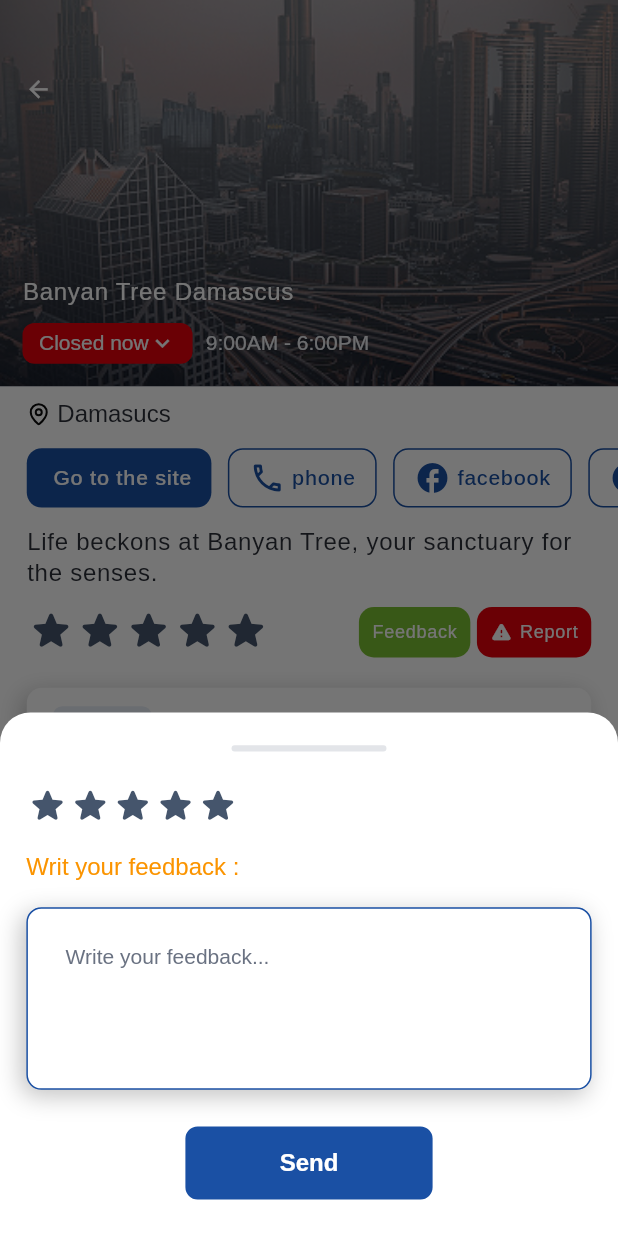
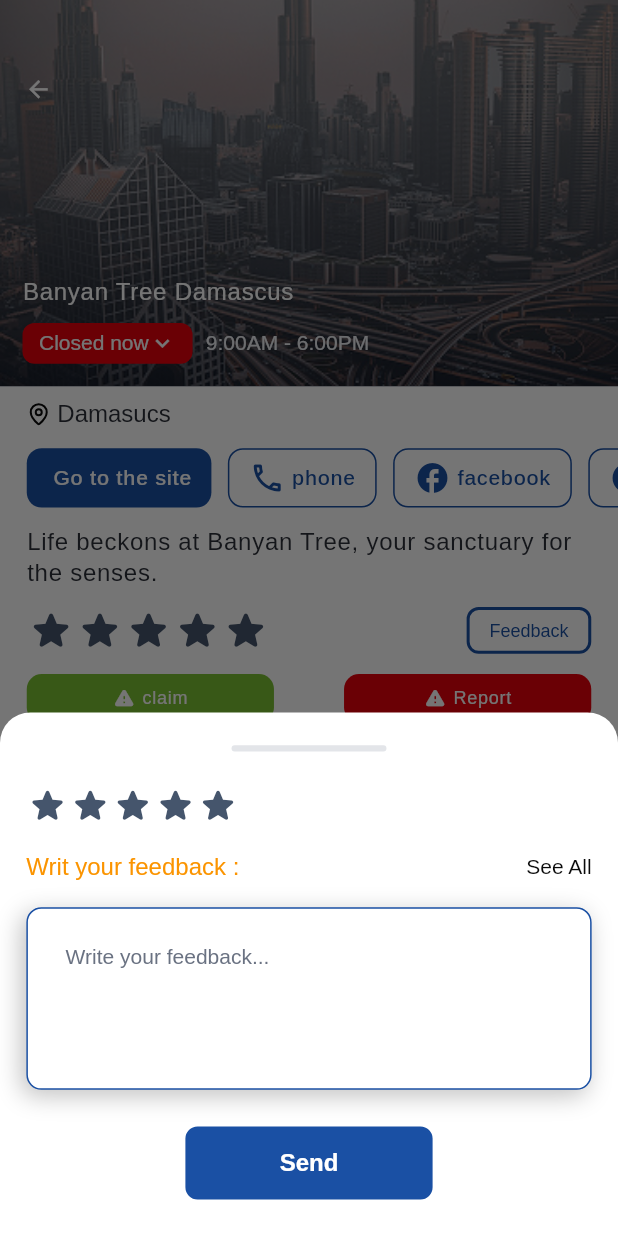
Before and after one commit to llill-dev/lawaen-mobile-app, a Flutter app: the CategoryItemDetialsScreen screen opened by its route, after a tap on "Feedback", on a phone screen of 412 x 824 dp. Run offline on Flutter 3.47's test engine with Material 3 defaults, Android fonts, the phone set to English and light mode, and no system bars; drawn by our look-alikes of auto_size_text; our stand-ins replace auto_route, cached_network_image, connectivity_plus, dio, easy_localization, equatable and 15 more; accounts and stored records are empty; generated files the repository leaves out were written again; project files that could hold a hidden picture were left out.

Commit message:
worked on feedback and feedback chat screen

```diff
--- a/lib/app/core/widgets/primary_back_button.dart
+++ b/lib/app/core/widgets/primary_back_button.dart
@@ -7,7 +7,8 @@ class PrimaryBackButton extends StatelessWidget {
   final bool withShadow;
   final double? width;
   final bool iconOnlay;
-  const PrimaryBackButton({super.key, this.withShadow = false, this.width, this.iconOnlay = false});
+  final double? iconSize;
+  const PrimaryBackButton({super.key, this.withShadow = false, this.width, this.iconOnlay = false, this.iconSize});
 
   @override
   Widget build(BuildContext context) {
@@ -32,7 +33,7 @@ class PrimaryBackButton extends StatelessWidget {
 
         child: Row(
           children: [
-            Icon(Icons.arrow_back, color: ColorManager.primary, size: 16),
+            Icon(Icons.arrow_back, color: ColorManager.primary, size: iconSize ?? 16),
             if (!iconOnlay) ...[
               SizedBox(width: 4),
               Text('back', style: Theme.of(context).textTheme.headlineSmall?.copyWith(color: ColorManager.primary)),
--- a/lib/app/resources/assets_manager.dart
+++ b/lib/app/resources/assets_manager.dart
@@ -41,6 +41,8 @@ class IconManager {
   static const String trach = "${iconPath}trach.svg";
   static const String filter = "${iconPath}filter.svg";
   static const String mune = "${iconPath}mune.svg";
+  static const String sendFeedback = "${iconPath}send_feedback.svg";
+  static const String profileFeddback = "${iconPath}profile.svg";
 }
 
 class JsonManager {
--- a/lib/app/routes/router.dart
+++ b/lib/app/routes/router.dart
@@ -17,6 +17,8 @@ class AppRouter extends RootStackRouter {
     AutoRoute(page: CategoryRoute.page),
     AutoRoute(page: CategoryDetailsRoute.page),
     AutoRoute(page: CategoryItemDetialsRoute.page),
-    AutoRoute(page: MenuRoute.page),
+    AutoRoute(page: MuneRoute.page),
+    AutoRoute(page: FeedbackRoute.page),
+    AutoRoute(page: FeedbackChatRoute.page),
   ];
 }
--- a/lib/features/home/presentation/views/widgets/category_item_details/basic_info_section.dart
+++ b/lib/features/home/presentation/views/widgets/category_item_details/basic_info_section.dart
@@ -58,17 +58,32 @@ class BasicInfoSection extends StatelessWidget {
             crossAxisAlignment: CrossAxisAlignment.start,
             children: [
               Row(children: List.generate(stars.length, (index) => stars[index])),
-              Row(
-                children: [
-                  _buildUserActionContainer(
-                    context: context,
-                    title: "Feedback",
-                    onTap: () => _showFeedBackBttomSheet(context),
+              GestureDetector(
+                onTap: () => _showFeedBackBttomSheet(context),
+                child: Container(
+                  padding: EdgeInsets.symmetric(horizontal: 12.w, vertical: 6.h),
+                  decoration: BoxDecoration(
+                    color: ColorManager.white,
+                    borderRadius: BorderRadius.circular(8),
+                    border: Border.all(color: ColorManager.primary, width: 2),
                   ),
-                  4.horizontalSpace,
-                  _buildUserActionContainer(context: context, title: "Report", onTap: () {}, read: true),
-                ],
+                  child: Text(
+                    "Feedback",
+                    style: Theme.of(
+                      context,
+                    ).textTheme.headlineMedium?.copyWith(color: ColorManager.primary, fontSize: 12),
+                  ),
+                ),
               ),
+            ],
+          ),
+          12.verticalSpace,
+          Row(
+            mainAxisAlignment: MainAxisAlignment.spaceBetween,
+            children: [
+              _buildUserActionContainer(context: context, title: "claim", onTap: () {}),
+              4.horizontalSpace,
+              _buildUserActionContainer(context: context, title: "Report", onTap: () {}, read: true),
             ],
           ),
         ],
@@ -97,14 +112,17 @@ class BasicInfoSection extends StatelessWidget {
     return GestureDetector(
       onTap: onTap,
       child: Container(
-        padding: EdgeInsets.all(8.w),
+        width: 150.w,
+        padding: EdgeInsets.symmetric(vertical: 8.h, horizontal: 12.w),
         decoration: BoxDecoration(
           color: read ? ColorManager.red : ColorManager.green,
           borderRadius: BorderRadius.circular(10),
         ),
         child: Row(
+          mainAxisAlignment: MainAxisAlignment.center,
           children: [
-            if (read) ...[Icon(Icons.warning_rounded, color: ColorManager.white, size: 15.r), 4.horizontalSpace],
+            Icon(Icons.warning_rounded, color: ColorManager.white, size: 15.r),
+            4.horizontalSpace,
             Text(
               title,
               style: Theme.of(context).textTheme.labelMedium?.copyWith(color: ColorManager.white, fontSize: 12),
--- a/lib/features/home/presentation/views/widgets/category_item_details/feedback_bottom_sheet.dart
+++ b/lib/features/home/presentation/views/widgets/category_item_details/feedback_bottom_sheet.dart
@@ -1,6 +1,8 @@
+import 'package:auto_route/auto_route.dart';
 import 'package:flutter/material.dart';
 import 'package:flutter_screenutil/flutter_screenutil.dart';
 import 'package:lawaen/app/resources/color_manager.dart';
+import 'package:lawaen/app/routes/router.gr.dart';
 
 import '../../../../../../app/core/widgets/primary_button.dart';
 
@@ -17,7 +19,8 @@ class _FeedbackBottomSheetState extends State<FeedbackBottomSheet> {
 
   @override
   Widget build(BuildContext context) {
-    return Padding(
+    return SingleChildScrollView(
+      child: Padding(
         padding: EdgeInsets.only(bottom: MediaQuery.of(context).viewInsets.bottom, left: 16.w, right: 16.w),
         child: Column(
           mainAxisSize: MainAxisSize.min,
@@ -42,9 +45,21 @@ class _FeedbackBottomSheetState extends State<FeedbackBottomSheet> {
               }),
             ),
             16.verticalSpace,
+            Row(
+              mainAxisAlignment: MainAxisAlignment.spaceBetween,
+              children: [
                 Text(
                   "Writ your feedback :",
                   style: Theme.of(context).textTheme.headlineMedium?.copyWith(color: ColorManager.orange),
+                ),
+                GestureDetector(
+                  onTap: () => context.router.push(FeedbackRoute()),
+                  child: Text(
+                    "See All",
+                    style: Theme.of(context).textTheme.headlineSmall?.copyWith(color: ColorManager.black),
+                  ),
+                ),
+              ],
             ),
             16.verticalSpace,
             Container(
@@ -96,6 +111,7 @@ class _FeedbackBottomSheetState extends State<FeedbackBottomSheet> {
             24.verticalSpace,
           ],
         ),
+      ),
     );
   }
 }
--- a/lib/features/home/presentation/views/widgets/category_item_details/info_section.dart
+++ b/lib/features/home/presentation/views/widgets/category_item_details/info_section.dart
@@ -71,7 +71,7 @@ class InfoItem extends StatelessWidget {
       crossAxisAlignment: CrossAxisAlignment.start,
       children: [
         GestureDetector(
-          onTap: () => context.router.push(MenuRoute()),
+          onTap: () => context.router.push(MuneRoute()),
           child: Container(
             padding: EdgeInsets.symmetric(vertical: 8.h, horizontal: 12.w),
             decoration: BoxDecoration(color: ColorManager.primarySwatch[100], borderRadius: BorderRadius.circular(10)),
```
Also changed, not shown: lib/app/core/widgets/custom_text_field.dart (+19 -5 lines), lib/app/text_direction_utils.dart (added, +31 -0 lines), lib/features/home/presentation/views/feedback_chat_screen.dart (added, +69 -0 lines), lib/features/home/presentation/views/feedback_screen.dart (added, +50 -0 lines), lib/features/home/presentation/views/widgets/feedback/bubble.dart (added, +42 -0 lines), lib/features/home/presentation/views/widgets/feedback/chat_bubble.dart (added, +26 -0 lines), lib/features/home/presentation/views/widgets/feedback/feedback_item.dart (added, +53 -0 lines), assets/icons/profile.svg (added), assets/icons/send_feedback.svg (added), lib/app/routes/router.gr.dart. Lines whose indentation alone changed are shown as unchanged.
